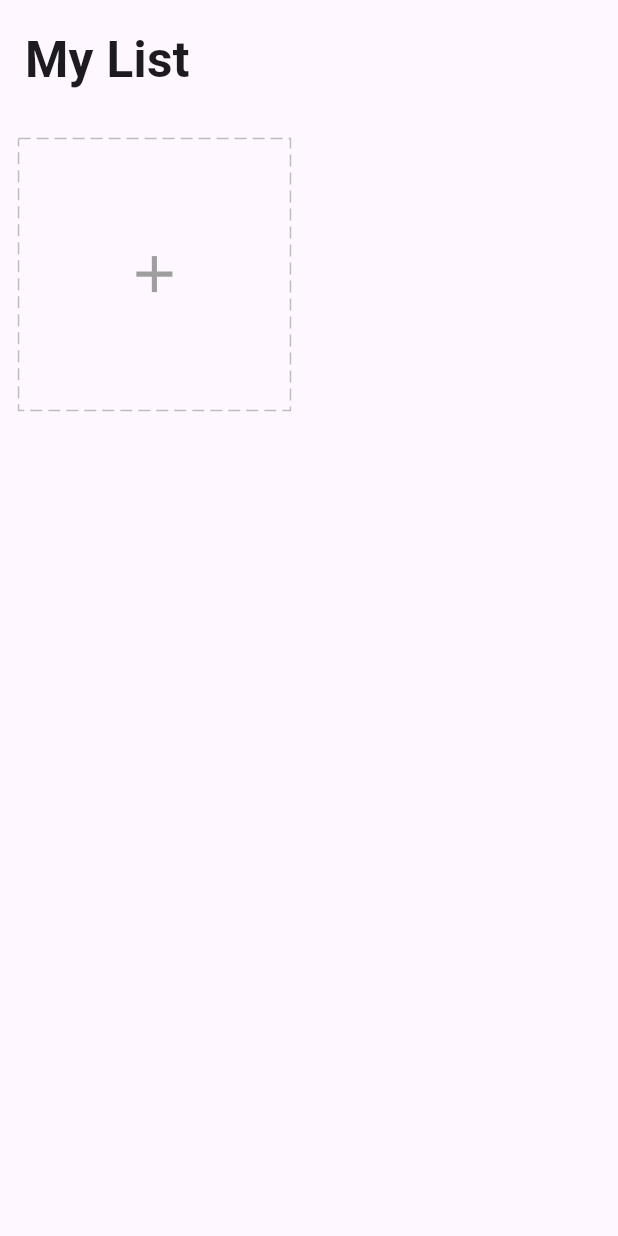
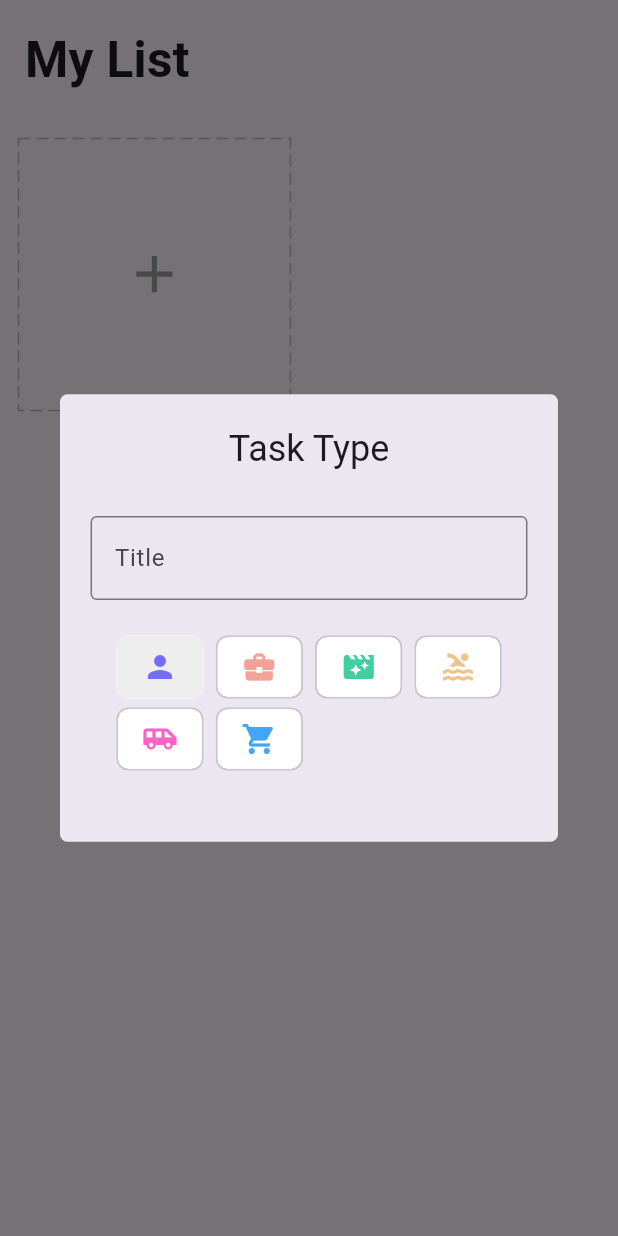
Before and after one commit to RuomiChen/todo-list-getx, a Flutter app: the screen it shows after launch, after a tap on the "add" icon, on a phone screen of 412 x 824 dp. Run offline on Flutter 3.47's test engine with Material 3 defaults, Android fonts, the phone set to English and light mode, and no system bars; drawn by our look-alikes of dotted_border; our stand-ins replace equatable, flutter_easyloading, get, get_storage.

Commit message:
feat: enhance AddCard widget with dialog for task creation and validation

```diff
--- a/lib/app/modules/home/controller.dart
+++ b/lib/app/modules/home/controller.dart
@@ -1,21 +1,27 @@
+import 'package:flutter/material.dart';
 import 'package:flutter_application_1/app/data/models/task.dart';
 import 'package:flutter_application_1/app/data/services/storage/repository.dart';
 import 'package:get/get.dart';
 
-class HomeController extends GetxController{
+class HomeController extends GetxController {
   TaskRepository taskRepository;
   HomeController({required this.taskRepository});
-
+  final formKey = GlobalKey<FormState>();
+  final editCtrl = TextEditingController();
+  final chipIndex = 0.obs;
   final tasks = <Task>[].obs;
   @override
   void onInit() {
     super.onInit();
     tasks.assignAll(taskRepository.readTasks());
-    ever(tasks, (_)=>taskRepository.writeTasks(tasks));
+    ever(tasks, (_) => taskRepository.writeTasks(tasks));
+  }
 
-  }
   @override
   void onClose() {
     super.onClose();
   }
+  void changeChipIndex(int index) {
+    chipIndex.value = index;
+  }
 }
--- a/lib/app/modules/home/widgets/add_card.dart
+++ b/lib/app/modules/home/widgets/add_card.dart
@@ -21,7 +21,55 @@ class AddCard extends StatelessWidget {
       height: squareWidth / 2,
       margin: EdgeInsets.all(3.0.wp),
       child: InkWell(
-        onTap: () {},
+        onTap: () async {
+          await Get.defaultDialog(
+            titlePadding: EdgeInsets.symmetric(vertical: 5.0.wp),
+            radius: 5,
+            title: 'Task Type',
+            content: Form(
+              child: Column(
+                children: [
+                  Padding(
+                    // 左右+上下
+                    padding:  EdgeInsets.symmetric(horizontal: 3.0.wp),
+                    child: TextFormField(
+                      controller: homeCtrl.editCtrl,
+                      decoration: const InputDecoration(
+                        border: OutlineInputBorder(),
+                        labelText: 'Title',
+                      ),
+                      validator: (value) {
+                        if (value == null || value.trim().isEmpty) {
+                          return 'Please enter a title';
+                        }
+                        return null;
+                      },
+                    ),
+                  ),
+                 Padding(padding: EdgeInsets.symmetric(vertical: 5.0.wp),
+                 child:  Wrap(
+                    spacing: 2.0.wp,
+                    children:
+                    icons.map((e)=>Obx((){
+                      final index = icons.indexOf(e);
+                      return ChoiceChip(
+                        selectedColor: Colors.grey[200],
+                        pressElevation: 0,
+                        backgroundColor: Colors.white,
+                        label: e,
+                        showCheckmark: false,//不用打勾标记
+                        selected: homeCtrl.chipIndex.value ==index,
+                        onSelected: (bool selected) {
+                          homeCtrl.chipIndex.value = selected?index:0;
+                        }
+                      );
+                    })).toList(),
+                  )
+               ,) ],
+              ),
+            ),
+          );
+        },
         child: DottedBorder(
           color: Colors.grey[400]!,
           dashPattern: [8, 4],
```
